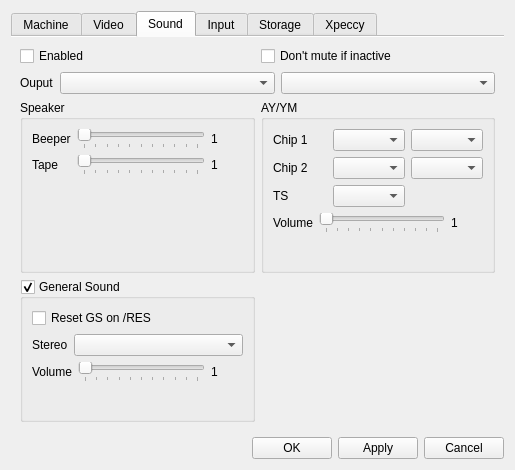
samstyle/Xpeccy, file ui/setupwin.ui: the form before one commit.
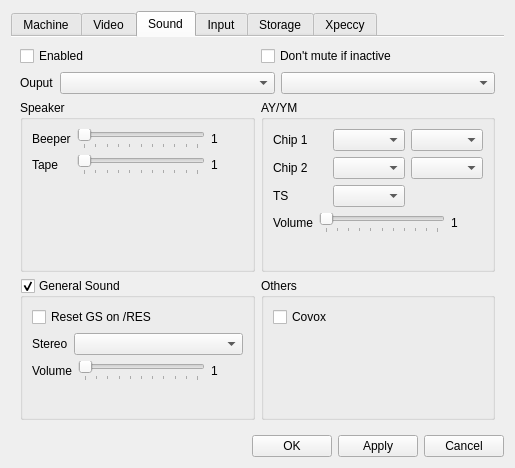
The form after the commit. The open tabs and pages were chosen to show the change. Icons and pictures are not drawn.

What changed in the file:
```diff
--- a/ui/setupwin.ui
+++ b/ui/setupwin.ui
@@ -7,7 +7,7 @@
     <x>0</x>
     <y>0</y>
     <width>505</width>
-    <height>470</height>
+    <height>468</height>
    </rect>
   </property>
   <property name="sizePolicy">
@@ -1006,6 +1006,48 @@
              </layout>
             </widget>
            </item>
+           <item row="1" column="1">
+            <widget class="QGroupBox" name="groupBox_7">
+             <property name="title">
+              <string>Others</string>
+             </property>
+             <layout class="QGridLayout" name="gridLayout_6">
+              <item row="0" column="0">
+               <widget class="QCheckBox" name="covoxBox">
+                <property name="text">
+                 <string>Covox</string>
+                </property>
+               </widget>
+              </item>
+              <item row="1" column="0">
+               <spacer name="verticalSpacer_17">
+                <property name="orientation">
+                 <enum>Qt::Vertical</enum>
+                </property>
+                <property name="sizeHint" stdset="0">
+                 <size>
+                  <width>20</width>
+                  <height>40</height>
+                 </size>
+                </property>
+               </spacer>
+              </item>
+              <item row="1" column="1">
+               <spacer name="horizontalSpacer_5">
+                <property name="orientation">
+                 <enum>Qt::Horizontal</enum>
+                </property>
+                <property name="sizeHint" stdset="0">
+                 <size>
+                  <width>40</width>
+                  <height>20</height>
+                 </size>
+                </property>
+               </spacer>
+              </item>
+             </layout>
+            </widget>
+           </item>
           </layout>
          </item>
          <item>
```
